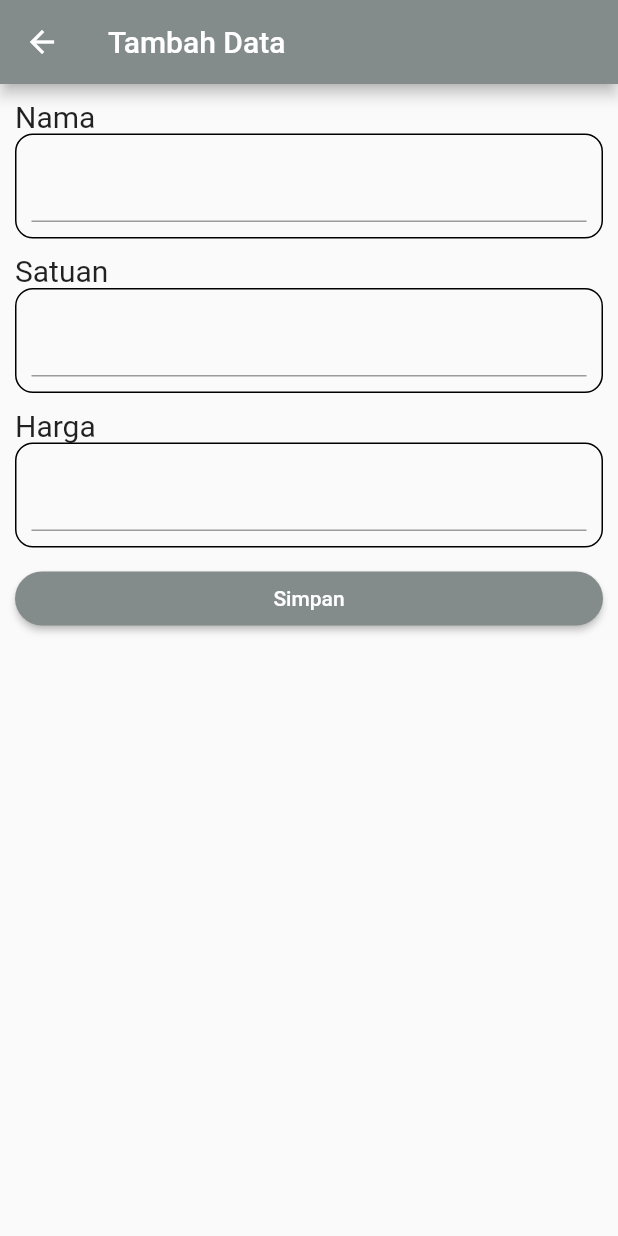
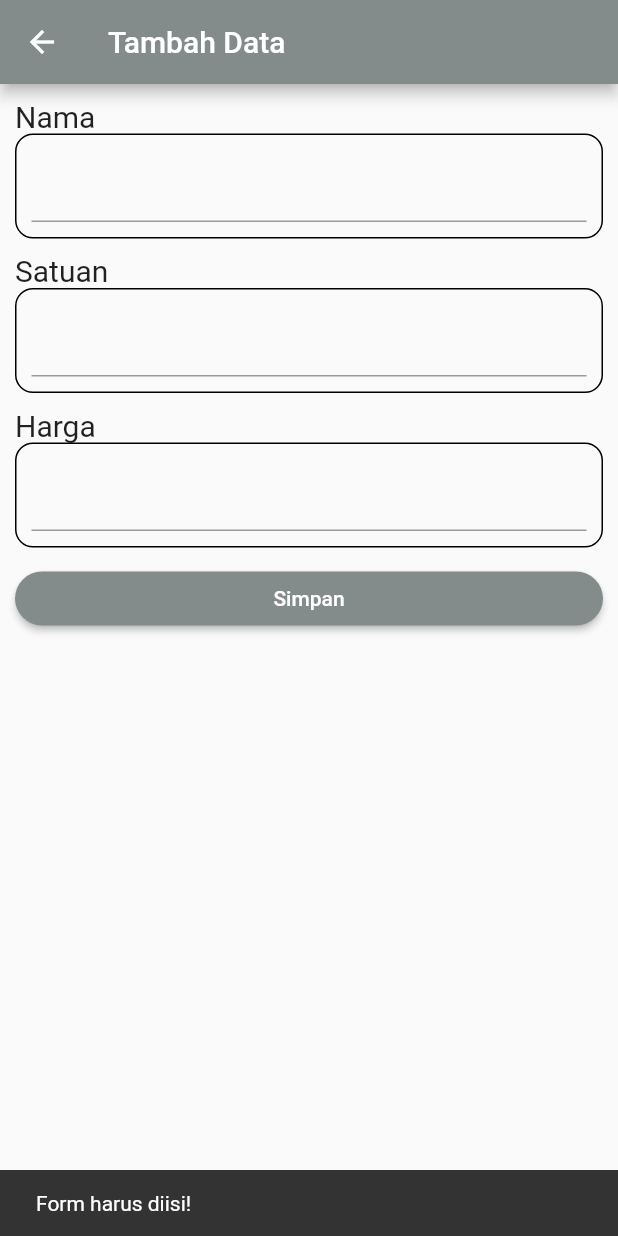
Before and after one commit to Baguspanji/flutter_application_1, a Flutter app: the HomeAdd screen opened directly, after a tap on "Simpan", on a phone screen of 412 x 824 dp. Run offline on Flutter 3.47's test engine with Material 2 defaults, Android fonts, the phone set to English and light mode, and no system bars.

```diff
--- a/lib/homeAdd.dart
+++ b/lib/homeAdd.dart
@@ -1,4 +1,5 @@
 import 'package:flutter/material.dart';
+import 'package:flutter_application_1/api/resource.dart';
 
 class HomeAdd extends StatefulWidget {
   const HomeAdd({Key? key}) : super(key: key);
@@ -11,6 +12,20 @@ class _HomeAddState extends State<HomeAdd> {
   final namaController = TextEditingController();
   final satuanController = TextEditingController();
   final hargaController = TextEditingController();
+
+  addData() {
+    String nama = namaController.text;
+    String satuan = satuanController.text;
+    String harga = hargaController.text;
+
+    if (nama == '' || satuan == '' || harga == '') {
+      ScaffoldMessenger.of(context).showSnackBar(
+        SnackBar(content: Text('Form harus diisi!')),
+      );
+    } else {
+      Resource().createProduk(context, nama, satuan, harga);
+    }
+  }
 
   @override
   Widget build(BuildContext context) {
@@ -77,14 +92,7 @@ class _HomeAddState extends State<HomeAdd> {
                     ),
                   ),
                 ),
-                onPressed: () {
-                  // NamaController
-                  print('nama : ${namaController.text}');
-                  // NamaController
-                  print('satuan : ${satuanController.text}');
-                  // NamaController
-                  print('harga : ${hargaController.text}');
-                },
+                onPressed: () => addData(),
                 child: Text('Simpan'),
               ),
             ),
```
Also changed, not shown: lib/api/resource.dart (+22 -1 lines).
